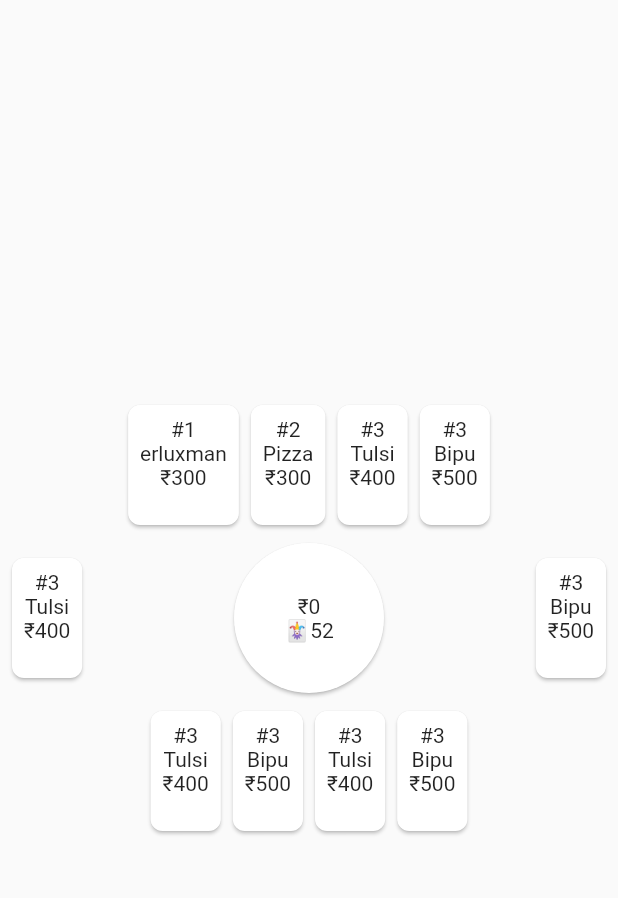
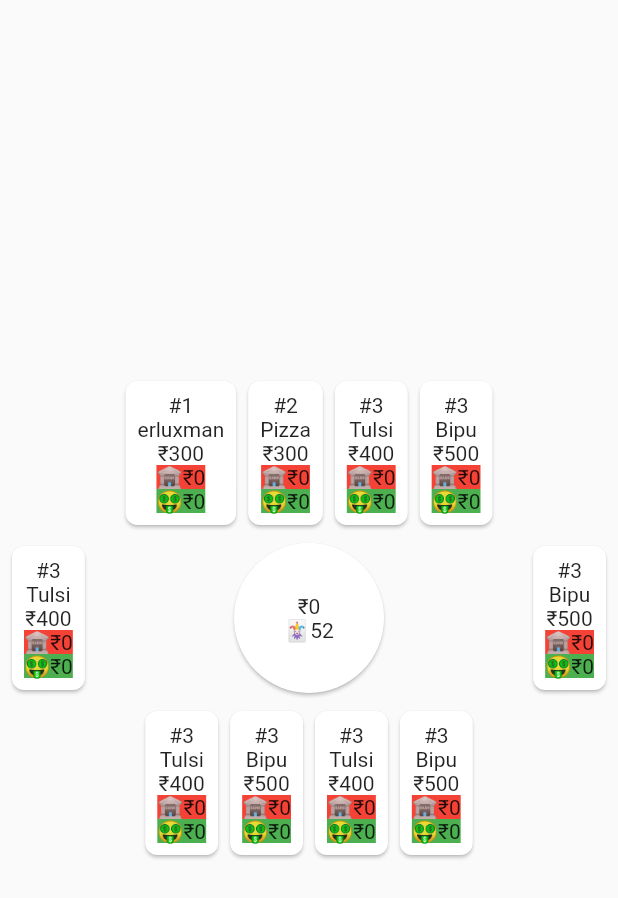
Before and after one commit to erluxman/inbetweenSimulator, a Flutter app: the screen it shows after launch, on a phone screen of 412 x 824 dp. Shown: the top 898 px of the screen. Run offline on Flutter 3.47's test engine with Material 2 defaults, Android fonts, the phone set to English and light mode, and no system bars; our stand-ins replace flutter_riverpod.

Commit message:
some ui change

```diff
--- a/lib/ui/gameboard_ui.dart
+++ b/lib/ui/gameboard_ui.dart
@@ -128,7 +128,9 @@ class PlayerInfoCard extends ConsumerWidget {
           children: [
             Text("#${player.playerNumber}"),
             Text(player.playerName),
-            Text("₹${player.moneyInPocket}\n")
+            Text("₹${player.moneyInPocket}"),
+            Container(color:Colors.red,child: Text("🏦₹${player.debt}")),
+            Container(color:Colors.green,child: Text("🤑₹${player.investment}"))
           ],
         ),
       ),
```
